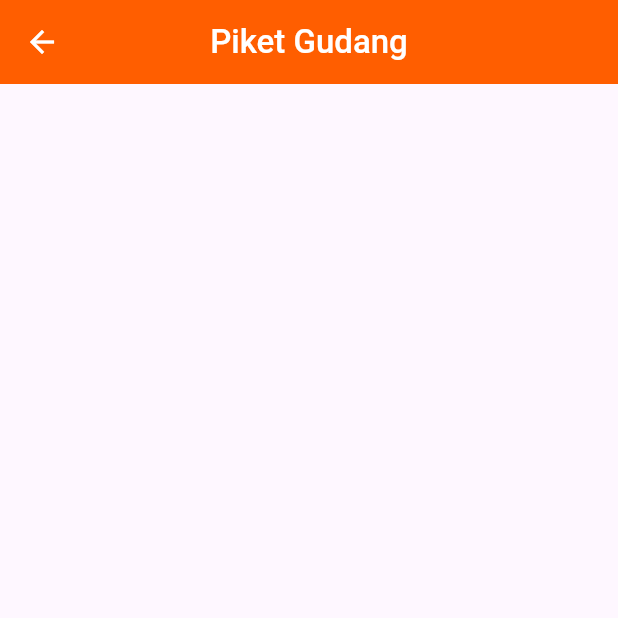
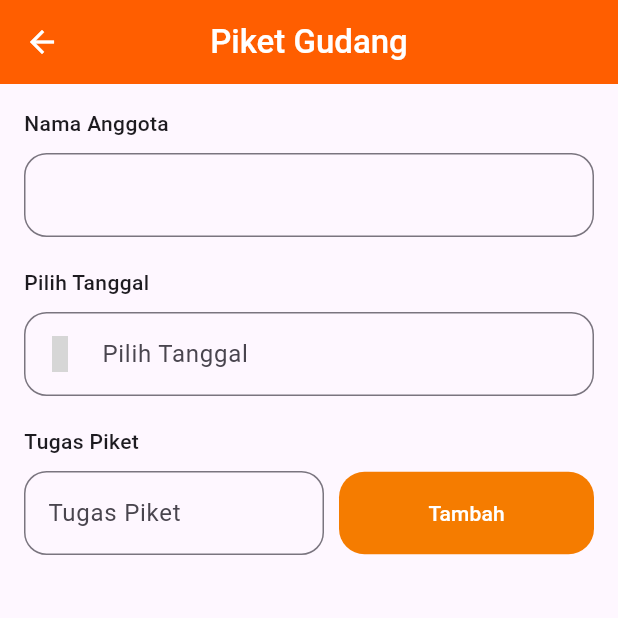
Before and after one commit to isro24/20220140047_UCP1Flutter, a Flutter app: the WarehousePicketPage screen opened directly, on a phone screen of 412 x 824 dp, the top half of it. Run offline on Flutter 3.47's test engine with Material 3 defaults, Android fonts, the phone set to English and light mode, and no system bars; our stand-ins replace material_design_icons_flutter; grey boxes are pictures that could not be loaded.

Commit message:
Menambah TextFieldForm dan Button pada Warehouse Picket Page

```diff
--- a/lib/warehouse_picket_page.dart
+++ b/lib/warehouse_picket_page.dart
@@ -1,4 +1,5 @@
 import 'package:flutter/material.dart';
+import 'package:material_design_icons_flutter/material_design_icons_flutter.dart';
 
 class WarehousePicketPage extends StatefulWidget {
   const WarehousePicketPage({super.key});
@@ -26,6 +27,107 @@ class _WarehousePicketPageState extends State<WarehousePicketPage> {
           },
         ),
       ),
+      body: Form(
+        child: Padding(
+          padding: const EdgeInsets.all(16.0),
+          child: Column(
+            crossAxisAlignment: CrossAxisAlignment.center,
+            children: [
+              Align(
+                alignment: Alignment.centerLeft,
+                child: Text('Nama Anggota',
+                  style: TextStyle(
+                    fontWeight: FontWeight.w500,
+                  ),
+                ),
+              ),
+              const SizedBox(height: 10),
+              TextFormField(
+                decoration: InputDecoration(
+                  floatingLabelBehavior: FloatingLabelBehavior.never,
+                  border: OutlineInputBorder(
+                    borderRadius: BorderRadius.circular(15),
+                    borderSide: const BorderSide(color: Colors.amber),
+                  ),
+                ),
+              ),
+              const SizedBox(height: 20),
+              Align(
+                alignment: Alignment.centerLeft,
+                child: Text('Pilih Tanggal',
+                  style: TextStyle(
+                    fontWeight: FontWeight.w500,
+                  ),
+                ),
+              ),
+              const SizedBox(height: 10),
+              TextFormField(
+                decoration: InputDecoration(
+                  hintText: 'Pilih Tanggal',
+                  label: const Text('Pilih Tanggal'),
+                  floatingLabelBehavior: FloatingLabelBehavior.never,
+                  border: OutlineInputBorder(
+                    borderRadius: BorderRadius.circular(15),
+                    borderSide: const BorderSide(color: Colors.amber),
+                  ),
+                  prefixIcon: Icon(
+                    MdiIcons.calendarCheck,
+                    color: Colors.grey,
+                  ),
+                ),
+              ),
+              const SizedBox(height: 20),
+              Align(
+                alignment: Alignment.centerLeft,
+                child: Text('Tugas Piket',
+                  style: TextStyle(
+                    fontWeight: FontWeight.w500,
+                  ),
+                ),
+              ),
+              const SizedBox(height: 10),
+              Row(
+                mainAxisAlignment: MainAxisAlignment.spaceBetween,
+                children: [
+                  Expanded(
+                    child: Column(
+                      children: [
+                        TextFormField(
+                        decoration: InputDecoration(
+                          hintText: 'Tugas Piket',
+                          label: const Text('Tugas Piket'),
+                          floatingLabelBehavior: FloatingLabelBehavior.never,
+                          border: OutlineInputBorder(
+                            borderRadius: BorderRadius.circular(15),
+                            borderSide: const BorderSide(color: Colors.amber),
+                          ),
+                        ),
+                      ),
+                      ],
+                    ),
+                  ),
+                  const SizedBox(width: 10),
+                  SizedBox(
+                    width: 170,
+                    child: FilledButton(
+                      onPressed: (){
+
+                      },
+                      style: FilledButton.styleFrom(
+                      shape: RoundedRectangleBorder(
+                        borderRadius: BorderRadius.circular(17),
+                      ),
+                      minimumSize: Size(170, 55),
+                      backgroundColor: Colors.orange[700]
+                    ),
+                      child: Text('Tambah'),
+                    ),
+                  )
+                ],
+              )
+            ],
+          ),
+        )),
     );
   }
 }
```
